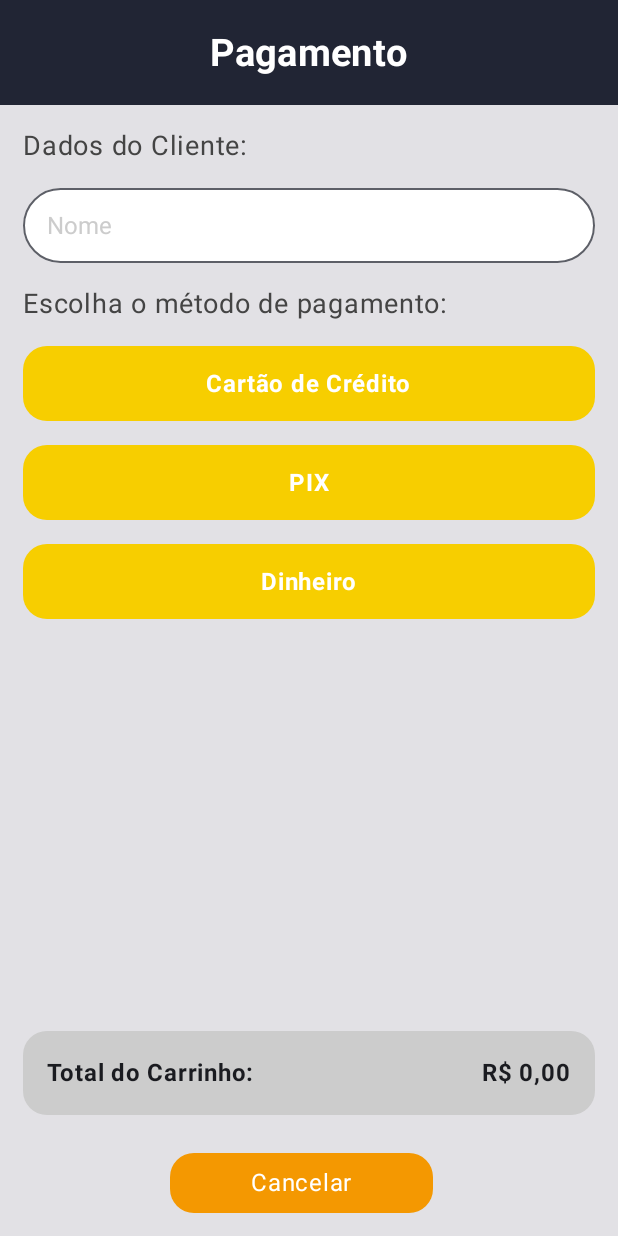
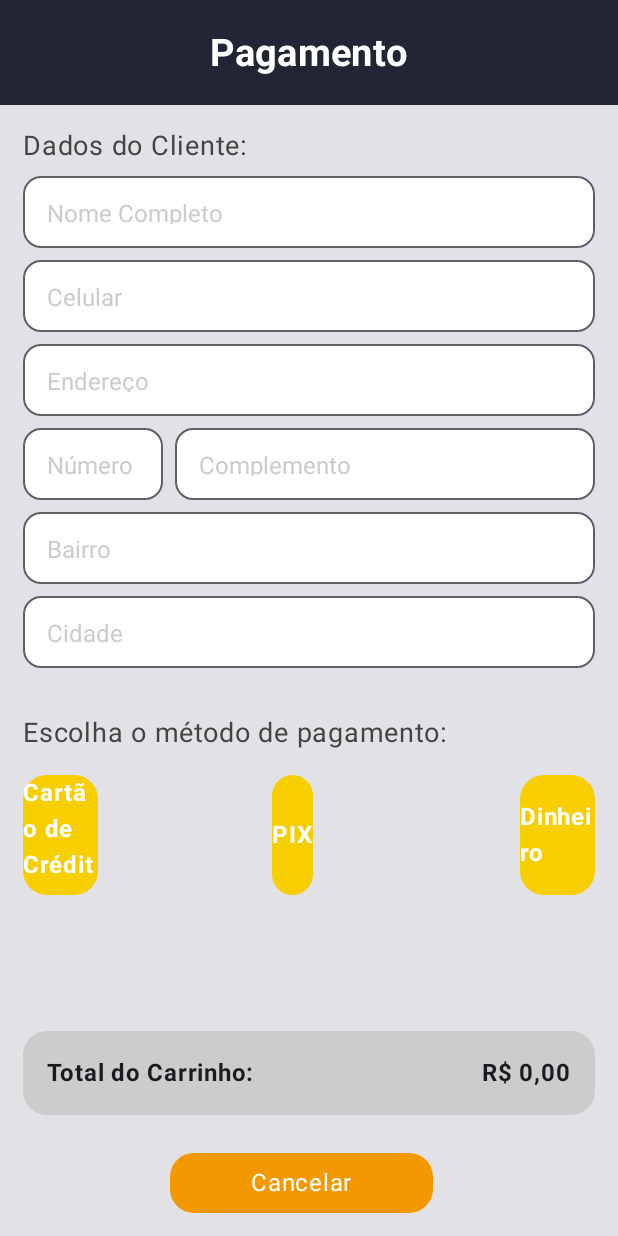
Before and after one commit to DieyTeixeira/PanelinhadoSabor, an Android app built with Jetpack Compose: the composable PaymentScreen shown on its own in the app's theme, on a phone screen of 412 x 824 dp. Run offline under Robolectric (Android 15) with nearby library versions, the phone set to English and light mode, and no system bars.

Commit message:
PanelinhadoSabor
+

```diff
--- /dev/null
+++ b/app/src/main/java/com/codek/panelinhadosabor/ui/screens/payment/PaymentClient.kt
@@ -0,0 +1,153 @@
+package com.codek.panelinhadosabor.ui.screens.payment
+
+import androidx.compose.foundation.background
+import androidx.compose.foundation.layout.Arrangement
+import androidx.compose.foundation.layout.Column
+import androidx.compose.foundation.layout.Row
+import androidx.compose.foundation.layout.fillMaxWidth
+import androidx.compose.foundation.layout.height
+import androidx.compose.foundation.layout.padding
+import androidx.compose.foundation.shape.RoundedCornerShape
+import androidx.compose.material3.OutlinedTextField
+import androidx.compose.material3.Text
+import androidx.compose.runtime.Composable
+import androidx.compose.ui.Modifier
+import androidx.compose.ui.graphics.Color
+import androidx.compose.ui.text.TextStyle
+import androidx.compose.ui.unit.dp
+import androidx.compose.ui.unit.sp
+import com.codek.panelinhadosabor.ui.theme.Orange
+import com.codek.panelinhadosabor.ui.theme.Red
+import com.codek.panelinhadosabor.ui.theme.Yellow
+
+@Composable
+fun PaymentClient(
+    name: String,
+    onNameChange: (String) -> Unit,
+    phone: String,
+    onPhoneChange: (String) -> Unit,
+    adress: String,
+    onAdressChange: (String) -> Unit,
+    numberHome: String,
+    onNumberHomeChange: (String) -> Unit,
+    complement: String,
+    onComplementChange: (String) -> Unit,
+    district: String,
+    onDistrictChange: (String) -> Unit,
+    city: String,
+    onCityChange: (String) -> Unit
+) {
+
+    val colorPri = Yellow
+    val colorSec = Orange
+    val colorTer = Red
+
+    Column(
+        modifier = Modifier
+            .fillMaxWidth()
+            .padding(bottom = 16.dp),
+        verticalArrangement = Arrangement.spacedBy(8.dp)
+    ) {
+        Text(
+            text = "Dados do Cliente:",
+            fontSize = 18.sp,
+            color = Color.DarkGray
+        )
+        // Nome
+        FieldTextClient(
+            modifier = Modifier.fillMaxWidth(),
+            text = name,
+            onTextChange = onNameChange,
+            placeHolder = "Nome Completo"
+        )
+        // Telefone
+        FieldTextClient(
+            modifier = Modifier.fillMaxWidth(),
+            text = phone,
+            onTextChange = onPhoneChange,
+            placeHolder = "Celular"
+        )
+        // Endereço
+        FieldTextClient(
+            modifier = Modifier.fillMaxWidth(),
+            text = adress,
+            onTextChange = onAdressChange,
+            placeHolder = "Endereço"
+        )
+        Row(
+            modifier = Modifier
+                .fillMaxWidth(),
+            horizontalArrangement = Arrangement.spacedBy(8.dp)
+        ) {
+            // Número da Casa
+            FieldTextClient(
+                modifier = Modifier.weight(1f),
+                text = numberHome,
+                onTextChange = onNumberHomeChange,
+                placeHolder = "Número"
+            )
+            // Complemento
+            FieldTextClient(
+                modifier = Modifier.weight(3f),
+                text = complement,
+                onTextChange = onComplementChange,
+                placeHolder = "Complemento"
+            )
+        }
+        // Bairro
+        FieldTextClient(
+            modifier = Modifier.fillMaxWidth(),
+            text = district,
+            onTextChange = onDistrictChange,
+            placeHolder = "Bairro"
+        )
+        // Cidade
+        FieldTextClient(
+            modifier = Modifier.fillMaxWidth(),
+            text = city,
+            onTextChange = onCityChange,
+            placeHolder = "Cidade"
+        )
+    }
+}
+
+@Composable
+fun FieldTextClient(
+    modifier: Modifier,
+    text: String,
+    onTextChange: (String) -> Unit,
+    placeHolder: String
+) {
+    Column(
+        modifier = modifier
+    ) {
+        OutlinedTextField(
+            value = text,
+            onValueChange = onTextChange,
+            modifier = Modifier
+                .fillMaxWidth()
+                .height(48.dp)
+                .background(
+                    Color.White,
+                    RoundedCornerShape(12.dp)
+                ),
+            placeholder = {
+                Text(
+                    text = placeHolder,
+                    color = Color.LightGray,
+                    style = TextStyle(
+                        fontSize = 16.sp,
+                        lineHeight = 60.sp
+                    )
+                )
+            },
+            shape = RoundedCornerShape(12.dp),
+            singleLine = true,
+            textStyle = TextStyle(
+                color = Color.Black,
+                fontSize = 16.sp,
+                lineHeight = 60.sp
+            )
+        )
+    }
+}
--- a/app/src/main/java/com/codek/panelinhadosabor/ui/screens/payment/PaymentScreen.kt
+++ b/app/src/main/java/com/codek/panelinhadosabor/ui/screens/payment/PaymentScreen.kt
@@ -51,6 +51,12 @@ fun PaymentScreen(
     val colorTer = Red
 
     var name by remember { mutableStateOf("") }
+    var phone by remember { mutableStateOf("") }
+    var adress by remember { mutableStateOf("") }
+    var numberHome by remember { mutableStateOf("") }
+    var complement by remember { mutableStateOf("") }
+    var district by remember { mutableStateOf("") }
+    var city by remember { mutableStateOf("") }
 
     val totalAmount = cartState.items.sumOf { it.price * it.quantity }
 
@@ -76,39 +82,22 @@ fun PaymentScreen(
                     .fillMaxWidth()
                     .weight(1f)
             ) {
-                Text(
-                    text = "Dados do Cliente:",
-                    fontSize = 18.sp,
-                    color = Color.DarkGray,
-                    modifier = Modifier.padding(bottom = 16.dp)
-                )
-                OutlinedTextField(
-                    value = name,
-                    onValueChange = { newName -> name = newName },
-                    modifier = Modifier
-                        .fillMaxWidth()
-                        .height(50.dp)
-                        .background(
-                            Color.White,
-                            RoundedCornerShape(100)
-                        ),
-                    placeholder = {
-                        Text(
-                            text = "Nome",
-                            color = Color.LightGray,
-                            style = TextStyle(
-                                fontSize = 16.sp,
-                                lineHeight = 60.sp
-                            )
-                        )
-                    },
-                    shape = RoundedCornerShape(100),
-                    singleLine = true,
-                    textStyle = TextStyle(
-                        color = Color.Black,
-                        fontSize = 16.sp,
-                        lineHeight = 60.sp
-                    )
+                // Dados do Cliente
+                PaymentClient(
+                    name = name,
+                    onNameChange = { newName -> name = newName },
+                    phone = phone,
+                    onPhoneChange = { newPhone -> phone = newPhone },
+                    adress = adress,
+                    onAdressChange = { newAdress -> adress = newAdress },
+                    numberHome = numberHome,
+                    onNumberHomeChange = { newNumberHome -> numberHome = newNumberHome },
+                    complement = complement,
+                    onComplementChange = { newComplement -> complement = newComplement },
+                    district = district,
+                    onDistrictChange = { newDistrict -> district = newDistrict },
+                    city = city,
+                    onCityChange = { newCity -> city = newCity }
                 )
 
                 Spacer(modifier = Modifier.height(15.dp))
@@ -119,14 +108,14 @@ fun PaymentScreen(
                     color = Color.DarkGray,
                     modifier = Modifier.padding(bottom = 16.dp)
                 )
-                Column(
+                Row(
                     modifier = Modifier
                         .fillMaxWidth(),
-                    verticalArrangement = Arrangement.spacedBy(16.dp)
+                    horizontalArrangement = Arrangement.SpaceBetween
                 ) {
-                    PaymentOption("Cartão de Crédito", colorPri)
-                    PaymentOption("PIX", colorPri)
-                    PaymentOption("Dinheiro", colorPri)
+                    Box(modifier = Modifier.width(50.dp)) { PaymentOption("Cartão de Crédito", colorPri) }
+                    Box(modifier = Modifier.width(50.dp)) { PaymentOption("PIX", colorPri) }
+                    Box(modifier = Modifier.width(50.dp)) { PaymentOption("Dinheiro", colorPri) }
                 }
             }
 
@@ -217,8 +206,7 @@ fun PaymentScreen(
 fun PaymentOption(optionName: String, color: Color) {
     Box(
         modifier = Modifier
-            .fillMaxWidth()
-            .height(50.dp)
+            .height(80.dp)
             .background(color, RoundedCornerShape(16.dp))
             .clickable { /* Ação ao selecionar método */ },
         contentAlignment = Alignment.Center
```
